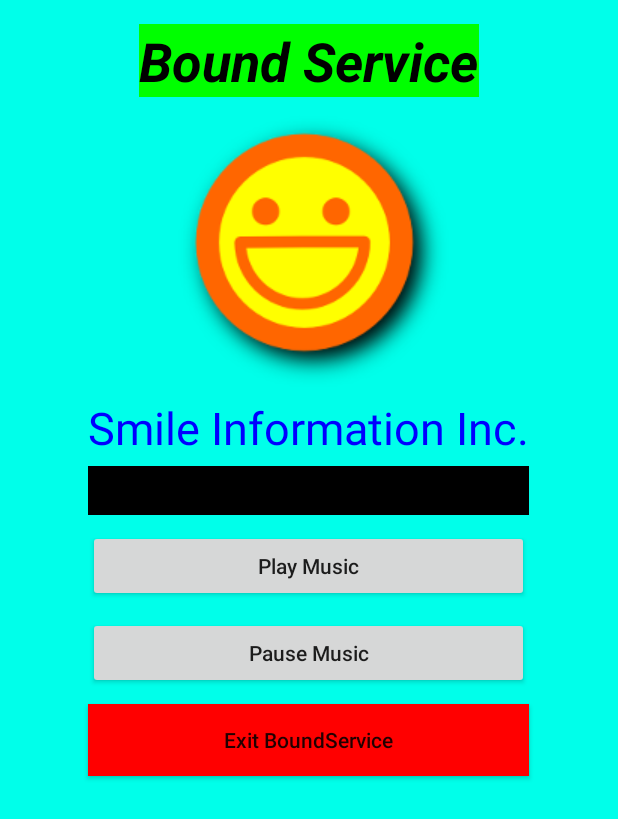
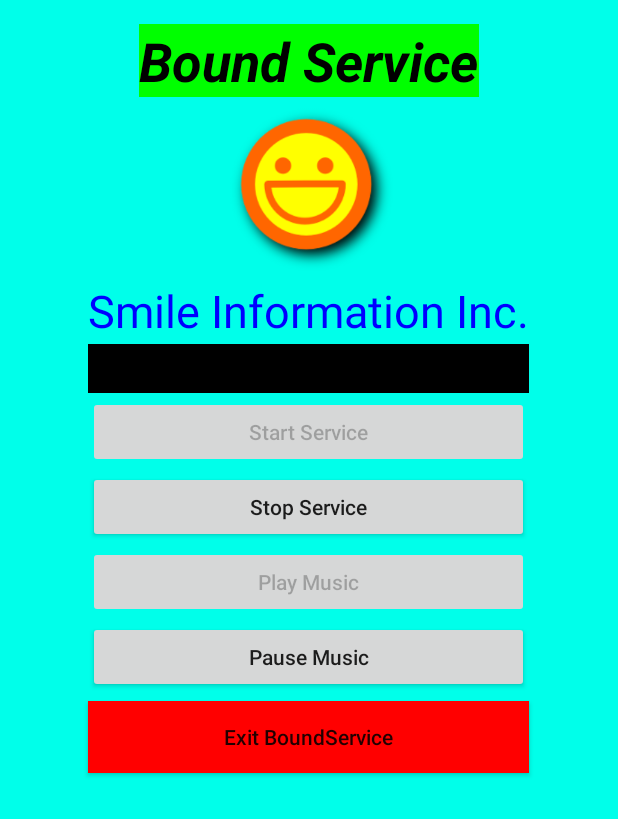
Before and after one commit to SmileChaoLee/ServiceTest, an Android app: the BoundServiceActivity screen opened directly, with no data from a screen before it, on a phone screen of 412 x 824 dp. Shown: the top 819 px of the screen. Run offline under Robolectric (Android 15) with nearby library versions, the phone set to English and light mode, and no system bars; 1 statement that could not run was skipped.

Commit message:
1. Added a button for starting and binding MyBoundService. 2. Added a button for unbinding and stopping MyBoundService. 3. The Statuses for buttons were tuned for UI's use 4. Added a public static variable isServiceRunning in MyBoundService to keep tracking if this service is running.

```diff
--- a/app/src/main/java/com/smile/servicetest/BoundServiceActivity.java
+++ b/app/src/main/java/com/smile/servicetest/BoundServiceActivity.java
@@ -1,5 +1,6 @@
 package com.smile.servicetest;
 
+import android.app.ActivityManager;
 import android.app.Service;
 import android.bluetooth.BluetoothClass;
 import android.content.BroadcastReceiver;
@@ -23,6 +24,8 @@ public class BoundServiceActivity extends AppCompatActivity {
     private String TAG = "com.smile.servicetest.BoundServiceActivity";
 
     private TextView messageText;
+    private Button startBindServiceButton;
+    private Button unbindStopServiceButton;
     private Button playButton;
     private Button pauseButton;
     private Button exitBoundService;
@@ -37,12 +40,30 @@ public class BoundServiceActivity extends AppCompatActivity {
         setContentView(R.layout.activity_bound_service);
 
         messageText = (TextView) findViewById(R.id.messageText);
+        startBindServiceButton = (Button)findViewById(R.id.startBindService);
+        startBindServiceButton.setOnClickListener(new View.OnClickListener() {
+            @Override
+            public void onClick(View v) {
+                // start service
+                startMusicService();
+                doBindToService();
+            }
+        });
+        unbindStopServiceButton = (Button)findViewById(R.id.unbindStopService);
+        unbindStopServiceButton.setOnClickListener(new View.OnClickListener() {
+            @Override
+            public void onClick(View v) {
+                unbindAndStopMusicService();
+            }
+        });
         playButton = (Button) findViewById(R.id.playMusic);
         playButton.setOnClickListener(new View.OnClickListener() {
             @Override
             public void onClick(View v) {
-                if ( (myBoundService != null) && (isServiceBound) ) {
+                if ((myBoundService != null) && (isServiceBound)) {
                     myBoundService.playMusic();
+                    playButton.setEnabled(false);
+                    pauseButton.setEnabled(true);
                 }
             }
         });
@@ -52,6 +73,8 @@ public class BoundServiceActivity extends AppCompatActivity {
             public void onClick(View v) {
                 if ( (myBoundService != null) && (isServiceBound) ) {
                     myBoundService.pauseMusic();
+                    playButton.setEnabled(true);
+                    pauseButton.setEnabled(false);
                 }
             }
         });
@@ -66,8 +89,7 @@ public class BoundServiceActivity extends AppCompatActivity {
         receiver = new boundServiceReceiver();
 
         // start service
-        Intent serviceIntent = new Intent(BoundServiceActivity.this, MyBoundService.class);
-        startService(serviceIntent);
+        startMusicService();
 
         myServiceConnection = new ServiceConnection() {
             @Override
@@ -76,6 +98,13 @@ public class BoundServiceActivity extends AppCompatActivity {
                 MyBoundService.MyBinder myBinder = (MyBoundService.MyBinder)service;
                 myBoundService = myBinder.getService();
                 isServiceBound = true;
+                /*
+                // set statuses for buttons
+                if (myBoundService != null) {
+                    pauseButton.setEnabled(myBoundService.isMusicPlaying());
+                    playButton.setEnabled(!pauseButton.isEnabled());
+                }
+                */
             }
 
             @Override
@@ -100,7 +129,13 @@ public class BoundServiceActivity extends AppCompatActivity {
         LocalBroadcastManager localBroadcastManager = LocalBroadcastManager.getInstance(this);
         localBroadcastManager.registerReceiver(receiver,filter);
 
-        // bind to the service
+        /*
+        if (isServiceRunning(MyBoundService.class)) {
+            Log.i(TAG,"BoundServiceActivity - onResume - Binding to service");
+            doBindToService();
+        }
+        */
+
         Log.i(TAG,"BoundServiceActivity - onResume - Binding to service");
         doBindToService();
     }
@@ -126,8 +161,7 @@ public class BoundServiceActivity extends AppCompatActivity {
         if (isFinishing()) {
             // stop service as activity being destroyed and we won't use any more
             Log.i(TAG,"Activity is finishing.");
-            Intent serviceStopIntent = new Intent(BoundServiceActivity.this, MyBoundService.class);
-            stopService(serviceStopIntent);
+            stopMusicService();
         }
     }
 
@@ -137,24 +171,86 @@ public class BoundServiceActivity extends AppCompatActivity {
         finish();
     }
 
+    private void startMusicService() {
+        // start service
+        // if (myBoundService == null) {
+        if (!MyBoundService.isServiceRunning) {
+            // MyBoundService is not running
+            try {
+                Intent serviceIntent = new Intent(BoundServiceActivity.this, MyBoundService.class);
+                startService(serviceIntent);
+                startBindServiceButton.setEnabled(false);
+                unbindStopServiceButton.setEnabled(true);
+                playButton.setEnabled(false);
+                pauseButton.setEnabled(true);
+                MyBoundService.isServiceRunning = true;
+                Log.i("startMusicService", "Service started");
+            } catch (Exception ex) {
+                ex.printStackTrace();
+            }
+        }
+    }
+
+    private void unbindAndStopMusicService() {
+        // start service
+        try {
+            doUnbindService();
+            stopMusicService();
+
+            startBindServiceButton.setEnabled(true);
+            unbindStopServiceButton.setEnabled(false);
+            playButton.setEnabled(false);
+            pauseButton.setEnabled(false);
+
+        } catch (Exception ex) {
+            ex.printStackTrace();
+        }
+    }
+
     // bind to the service
     private void doBindToService() {
 
-        Toast.makeText(this, "Binding ...", Toast.LENGTH_SHORT).show();
-        if (!isServiceBound) {
-            Intent bindServiceIntent = new Intent(BoundServiceActivity.this,MyBoundService.class);
-            isServiceBound = bindService(bindServiceIntent,myServiceConnection, Context.BIND_AUTO_CREATE);
+        if (MyBoundService.isServiceRunning) {
+            // service is running
+            Log.i(TAG, "BoundServiceActivity - Binding to service");
+            Toast.makeText(this, "Binding ...", Toast.LENGTH_SHORT).show();
+            if (!isServiceBound) {
+                Intent bindServiceIntent = new Intent(BoundServiceActivity.this, MyBoundService.class);
+                isServiceBound = bindService(bindServiceIntent, myServiceConnection, Context.BIND_AUTO_CREATE);
+            }
         }
     }
 
     // unbind from the service
     private void doUnbindService() {
+        if (MyBoundService.isServiceRunning) {
+            // service is running
+            Log.i(TAG, "BoundServiceActivity - Unbinding to service");
+            Toast.makeText(this, "Unbinding ...", Toast.LENGTH_SHORT).show();
+            if (isServiceBound) {
+                unbindService(myServiceConnection);
+                isServiceBound = false;
+            }
+        }
+    }
 
-        Toast.makeText(this,"Unbinding ...", Toast.LENGTH_SHORT).show();
-        if (isServiceBound) {
-            unbindService(myServiceConnection);
-            // isServiceBound = false;
+    private void stopMusicService() {
+        if (MyBoundService.isServiceRunning) {
+            Log.i(TAG, "BoundServiceActivity - Stopping service");
+            Intent serviceStopIntent = new Intent(BoundServiceActivity.this, MyBoundService.class);
+            stopService(serviceStopIntent);
+            // MyBoundService.isServiceRunning = false; // set inside onDestroy() inside MyBoundService.calss
         }
+    }
+
+    private boolean isServiceRunning(Class<?> serviceClass) {
+        ActivityManager manager = (ActivityManager) getSystemService(ACTIVITY_SERVICE);
+        for (ActivityManager.RunningServiceInfo serviceInfo : manager.getRunningServices(Integer.MAX_VALUE)) {
+            if (serviceClass.getName().equals(serviceInfo.service.getClassName())) {
+                return true;
+            }
+        }
+        return false;
     }
 
     private class boundServiceReceiver extends BroadcastReceiver {
--- a/app/src/main/res/layout/activity_bound_service.xml
+++ b/app/src/main/res/layout/activity_bound_service.xml
@@ -15,6 +15,8 @@
         android:layout_height="wrap_content"
         android:background="#ff00ff00"
         android:textColor="#ff000000"
+        android:layout_margin="0dp"
+        android:padding="0dp"
         android:text="Bound Service"
         android:layout_alignParentTop="true"
         android:layout_centerHorizontal="true"
@@ -25,7 +27,13 @@
         android:id="@+id/imageButton"
         android:layout_width="wrap_content"
         android:layout_height="wrap_content"
+        android:adjustViewBounds="true"
+        android:maxWidth="120dp"
+        android:maxHeight="120dp"
+        android:scaleType="fitCenter"
         android:src="@drawable/smile"
+        android:layout_margin="0dp"
+        android:padding="0dp"
         android:layout_below="@+id/titleText"
         android:layout_centerHorizontal="true"
         android:background="@android:color/transparent"/>
@@ -34,7 +42,8 @@
         android:id="@+id/companyName"
         android:layout_width="wrap_content"
         android:layout_height="wrap_content"
-        android:layout_marginTop="0dp"
+        android:layout_marginTop="2dp"
+        android:padding="0dp"
         android:text="Smile Information Inc."
         android:textColor="#ff0000ff"
         android:textSize="30dp"
@@ -45,7 +54,8 @@
         android:id="@+id/messageText"
         android:layout_width="wrap_content"
         android:layout_height="wrap_content"
-        android:layout_marginTop="5dp"
+        android:layout_marginTop="2dp"
+        android:padding="0dp"
         android:text=""
         android:textColor="#ffffff00"
         android:background="#ff000000"
@@ -58,13 +68,42 @@
         android:layout_centerHorizontal="true" />
 
     <Button
+        android:id="@+id/startBindService"
+        android:layout_width="wrap_content"
+        android:layout_height="wrap_content"
+        android:textAllCaps="false"
+        android:layout_marginTop="2dp"
+        android:padding="0dp"
+        android:text="Start Service"
+        android:layout_below="@+id/messageText"
+        android:layout_alignLeft="@+id/companyName"
+        android:layout_alignRight="@+id/companyName"
+        android:layout_alignStart="@+id/companyName"
+        android:layout_alignEnd="@+id/companyName" />
+
+    <Button
+        android:id="@+id/unbindStopService"
+        android:layout_width="wrap_content"
+        android:layout_height="wrap_content"
+        android:textAllCaps="false"
+        android:layout_marginTop="2dp"
+        android:padding="0dp"
+        android:text="Stop Service"
+        android:layout_below="@+id/startBindService"
+        android:layout_alignLeft="@+id/companyName"
+        android:layout_alignRight="@+id/companyName"
+        android:layout_alignStart="@+id/companyName"
+        android:layout_alignEnd="@+id/companyName" />
+
+    <Button
         android:id="@+id/playMusic"
         android:layout_width="wrap_content"
         android:layout_height="wrap_content"
         android:textAllCaps="false"
-        android:layout_marginTop="10dp"
+        android:layout_marginTop="2dp"
+        android:padding="0dp"
         android:text="Play Music"
-        android:layout_below="@+id/messageText"
+        android:layout_below="@+id/unbindStopService"
         android:layout_alignLeft="@+id/companyName"
         android:layout_alignRight="@+id/companyName"
         android:layout_alignStart="@+id/companyName"
@@ -75,7 +114,8 @@
         android:layout_width="wrap_content"
         android:layout_height="wrap_content"
         android:textAllCaps="false"
-        android:layout_marginTop="10dp"
+        android:layout_marginTop="2dp"
+        android:padding="0dp"
         android:text="Pause Music"
         android:layout_below="@+id/playMusic"
         android:layout_alignLeft="@+id/companyName"
@@ -88,7 +128,8 @@
         android:layout_width="wrap_content"
         android:layout_height="wrap_content"
         android:textAllCaps="false"
-        android:layout_marginTop="10dp"
+        android:layout_marginTop="5dp"
+        android:padding="0dp"
         android:text="Exit BoundService"
         android:background="#ffff0000"
         android:layout_below="@+id/pauseMusic"
```
Also changed, not shown: app/src/main/java/com/smile/servicetest/MyBoundService.java (+17 -1 lines).
